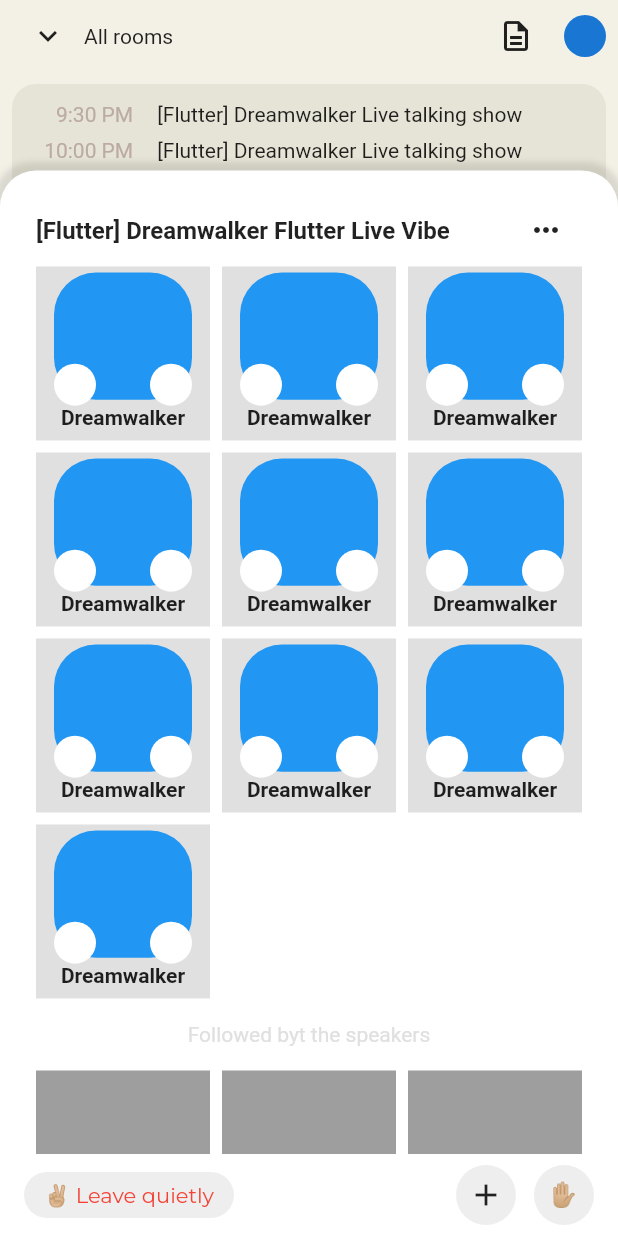
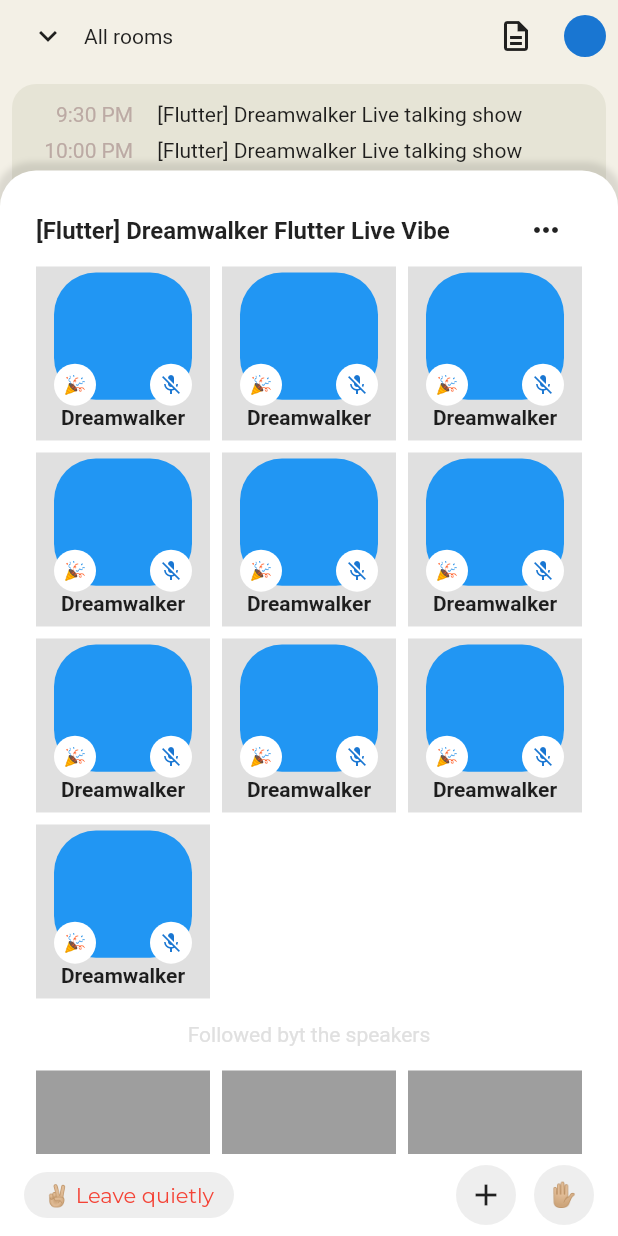
Before and after one commit to JAICHANGPARK/flutter_notebook_11th_story, a Flutter app: the screen it shows after launch, after a tap on the "apps" icon, after a tap on "+632", on a phone screen of 412 x 824 dp. Run offline on Flutter 3.47's test engine with Material 2 defaults, Android fonts, the phone set to English and light mode, and no system bars; drawn by our look-alikes of flutter_inner_drawer, flutter_slidable; our stand-ins replace backdrop, badges, google_fonts.

Commit message:
Update clubhouse_home_page.dart

```diff
--- a/lib/ep701_clubhouse/ui/clubhouse_home_page.dart
+++ b/lib/ep701_clubhouse/ui/clubhouse_home_page.dart
@@ -158,7 +158,10 @@ class _ClubhouseHomePageState extends State<ClubhouseHomePage> {
                                                               child: CircleAvatar(
                                                                 radius: 14,
                                                                 backgroundColor: Colors.white,
-                                                                child: Text(""),
+                                                                child: Text("🎉",
+                                                                style: TextStyle(
+                                                                  fontSize: 12
+                                                                ),),
                                                               ),
                                                             ),
                                                             Positioned(
@@ -167,7 +170,8 @@ class _ClubhouseHomePageState extends State<ClubhouseHomePage> {
                                                               child: CircleAvatar(
                                                                 radius: 14,
                                                                 backgroundColor: Colors.white,
-                                                                child: Text(""),
+                                                                child: Icon(Icons.mic_off,
+                                                                size: 16,),
                                                               ),
                                                             )
                                                           ],
```
